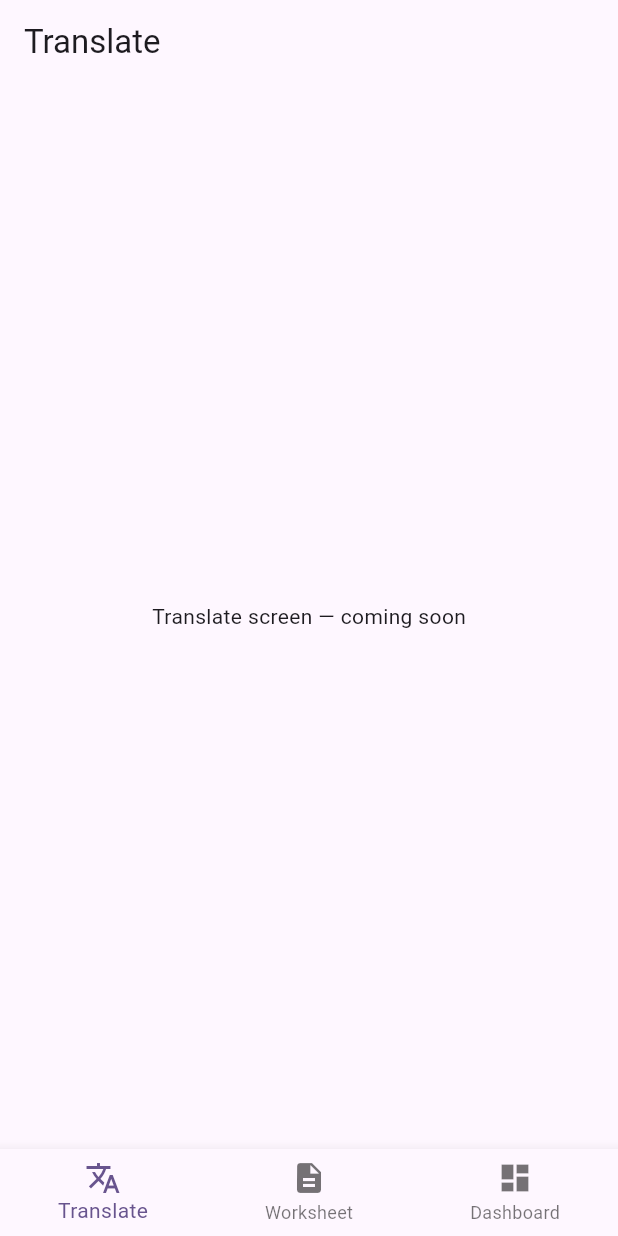
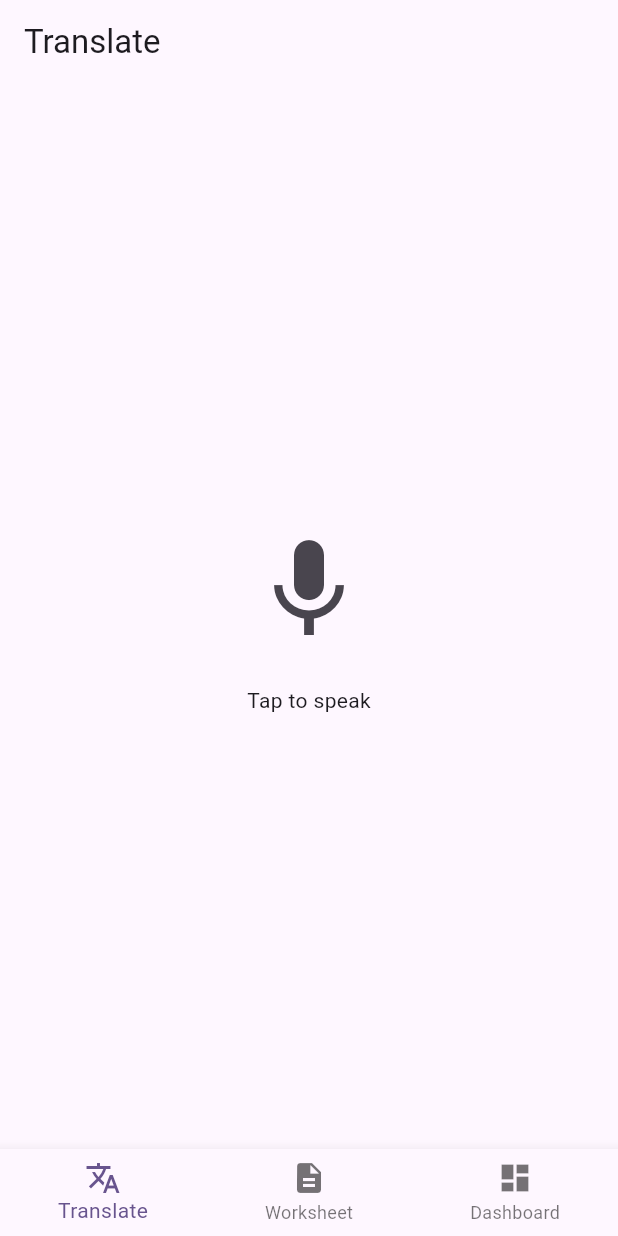
Before and after one commit to priyanshiy1312-ui/tribal_edu_app, a Flutter app: the screen it shows after launch, on a phone screen of 412 x 824 dp. Run offline on Flutter 3.47's test engine with Material 3 defaults, Android fonts, the light colour scheme and no system bars; our stand-ins replace csv, permission_handler, sqflite; missing offline and left inert: flutter_whisper_ggml, record, string_similarity; accounts and stored records are empty.

Commit message:
Add recording UI with mic permission and WAV recording (Person C)

```diff
--- a/lib/screens/translate_screen.dart
+++ b/lib/screens/translate_screen.dart
@@ -1,13 +1,133 @@
+import 'dart:io';
 import 'package:flutter/material.dart';
+import 'package:record/record.dart';
+import 'package:permission_handler/permission_handler.dart';
+import 'package:path_provider/path_provider.dart';
 
-class TranslateScreen extends StatelessWidget {
+enum RecordingState { idle, recording, processing }
+
+class TranslateScreen extends StatefulWidget {
   const TranslateScreen({super.key});
+
+  @override
+  State<TranslateScreen> createState() => _TranslateScreenState();
+}
+
+class _TranslateScreenState extends State<TranslateScreen> {
+  final AudioRecorder _recorder = AudioRecorder();
+  RecordingState _state = RecordingState.idle;
+  String? _lastFilePath;
+
+  @override
+  void dispose() {
+    _recorder.dispose();
+    super.dispose();
+  }
+
+  Future<void> _handleMicTap() async {
+    if (_state == RecordingState.idle) {
+      await _startRecording();
+    } else if (_state == RecordingState.recording) {
+      await _stopRecording();
+    }
+  }
+
+  Future<void> _startRecording() async {
+    final micStatus = await Permission.microphone.request();
+    if (!micStatus.isGranted) {
+      if (mounted) {
+        ScaffoldMessenger.of(context).showSnackBar(
+          const SnackBar(content: Text('Microphone permission is required.')),
+        );
+      }
+      return;
+    }
+
+    final hasPermission = await _recorder.hasPermission();
+    if (!hasPermission) return;
+
+    final dir = await getApplicationDocumentsDirectory();
+    final filePath =
+        '${dir.path}/recording_${DateTime.now().millisecondsSinceEpoch}.wav';
+
+    await _recorder.start(
+      const RecordConfig(
+        encoder: AudioEncoder.pcm16bits,
+        sampleRate: 16000,
+        numChannels: 1,
+      ),
+      path: filePath,
+    );
+
+    setState(() {
+      _state = RecordingState.recording;
+    });
+  }
+
+  Future<void> _stopRecording() async {
+    setState(() {
+      _state = RecordingState.processing;
+    });
+
+    final path = await _recorder.stop();
+    _lastFilePath = path;
+
+    debugPrint('✅ Recording saved to: $path');
+
+    setState(() {
+      _state = RecordingState.idle;
+    });
+  }
+
+  IconData get _micIcon {
+    switch (_state) {
+      case RecordingState.idle:
+        return Icons.mic;
+      case RecordingState.recording:
+        return Icons.stop;
+      case RecordingState.processing:
+        return Icons.hourglass_top;
+    }
+  }
+
+  String get _statusText {
+    switch (_state) {
+      case RecordingState.idle:
+        return 'Tap to speak';
+      case RecordingState.recording:
+        return 'Listening... tap to stop';
+      case RecordingState.processing:
+        return 'Processing...';
+    }
+  }
 
   @override
   Widget build(BuildContext context) {
     return Scaffold(
       appBar: AppBar(title: const Text('Translate')),
-      body: const Center(child: Text('Translate screen — coming soon')),
+      body: Center(
+        child: Column(
+          mainAxisAlignment: MainAxisAlignment.center,
+          children: [
+            IconButton(
+              iconSize: 80,
+              icon: Icon(_micIcon),
+              color: _state == RecordingState.recording ? Colors.red : null,
+              onPressed:
+                  _state == RecordingState.processing ? null : _handleMicTap,
+            ),
+            const SizedBox(height: 16),
+            Text(_statusText),
+            if (_lastFilePath != null) ...[
+              const SizedBox(height: 24),
+              Text(
+                'Last saved: ${_lastFilePath!.split('/').last}',
+                style: const TextStyle(fontSize: 12, color: Colors.grey),
+              ),
+            ],
+          ],
+        ),
+      ),
     );
   }
 }
--- a/pubspec.yaml
+++ b/pubspec.yaml
@@ -41,6 +41,8 @@ dependencies:
   path: ^1.9.1
   string_similarity: ^2.2.0
   flutter_whisper_ggml: ^0.0.2
+  record: ^7.1.1
+  permission_handler: ^13.0.2
 
 dev_dependencies:
   flutter_test:
```
Also changed, not shown: pubspec.lock, 7 other files.
